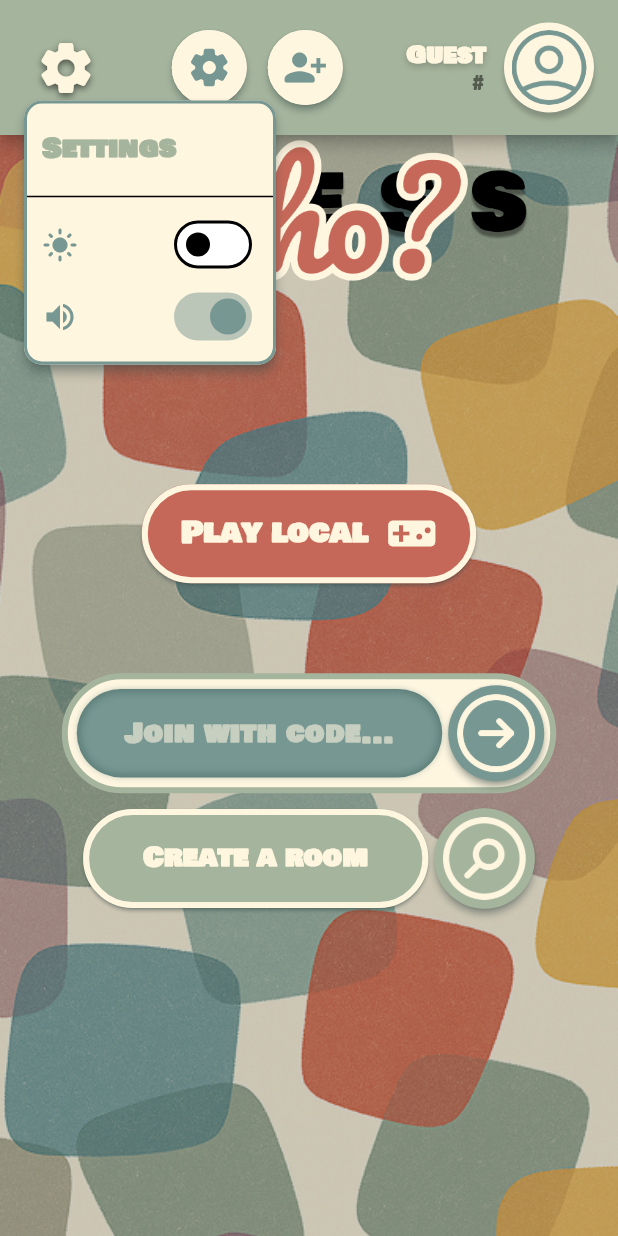
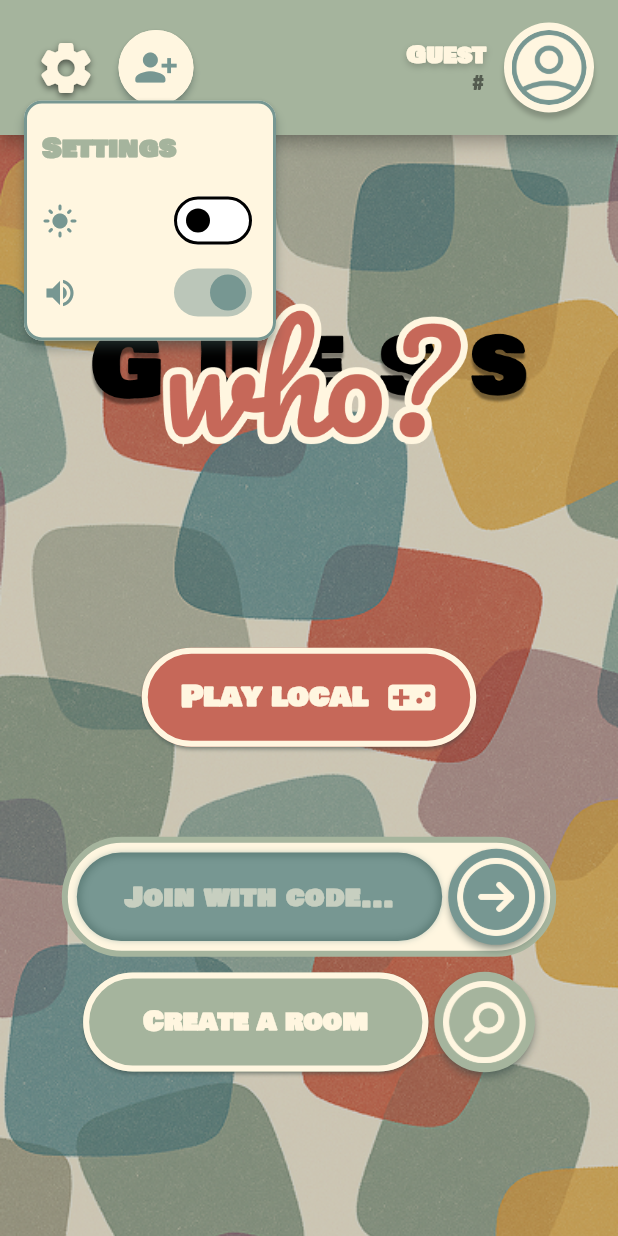
Before and after one commit to RomaZinkevich/the-bronzest-jade, a Flutter app: the screen it shows after launch, after a tap on the "settings" icon, on a phone screen of 412 x 824 dp. Run offline on Flutter 3.47's test engine with Material 3 defaults, Android fonts, the phone set to English and light mode, and no system bars; our stand-ins replace audioplayers, image_picker, shared_preferences; missing offline and left inert: particles_flutter, stomp_dart_client; network calls fail.

Commit message:
Fix main menu ui issue

```diff
--- a/frontend/lib/screens/mainmenuscreen.dart
+++ b/frontend/lib/screens/mainmenuscreen.dart
@@ -509,8 +509,11 @@ class _MainMenuScreenState extends State<MainMenuScreen> {
             ),
           ),
 
-          Expanded(
-            child: SingleChildScrollView(
+          SingleChildScrollView(
+            child: ConstrainedBox(
+              constraints: BoxConstraints(
+                minHeight: MediaQuery.of(context).size.height - 90,
+              ),
               child: Center(
                 child: Column(
                   mainAxisAlignment: MainAxisAlignment.center,
--- a/frontend/lib/widgets/common/appbar.dart
+++ b/frontend/lib/widgets/common/appbar.dart
@@ -33,21 +33,21 @@ class CustomAppBar extends StatelessWidget implements PreferredSizeWidget {
         mainAxisAlignment: MainAxisAlignment.spaceBetween,
         crossAxisAlignment: CrossAxisAlignment.center,
         children: [
-          const SettingsDropdown(),
           Row(
             children: [
-              RetroIconButton(
-                onPressed: () {},
-                icon: Icons.settings_rounded,
-                iconSize: 30,
-                padding: 10,
+              const SettingsDropdown(),
 
-                tooltip: "Settings",
+              // RetroIconButton(
+              //   onPressed: () {},
+              //   icon: Icons.settings_rounded,
+              //   iconSize: 30,
+              //   padding: 10,
 
-                backgroundColor: Theme.of(context).colorScheme.tertiary,
-                iconColor: Theme.of(context).colorScheme.secondary,
-              ),
+              //   tooltip: "Settings",
 
+              //   backgroundColor: Theme.of(context).colorScheme.tertiary,
+              //   iconColor: Theme.of(context).colorScheme.secondary,
+              // ),
               RetroIconButton(
                 onPressed: () {
                   onCreateCharacterSetPressed?.call();
--- a/frontend/lib/widgets/settings_dropdown.dart
+++ b/frontend/lib/widgets/settings_dropdown.dart
@@ -45,7 +45,7 @@ class SettingsDropdown extends StatelessWidget {
                   ),
                 ),
               ),
-              const PopupMenuDivider(),
+              // const PopupMenuDivider(),
               PopupMenuItem<String>(
                 value: 'theme',
                 child: Row(
```
